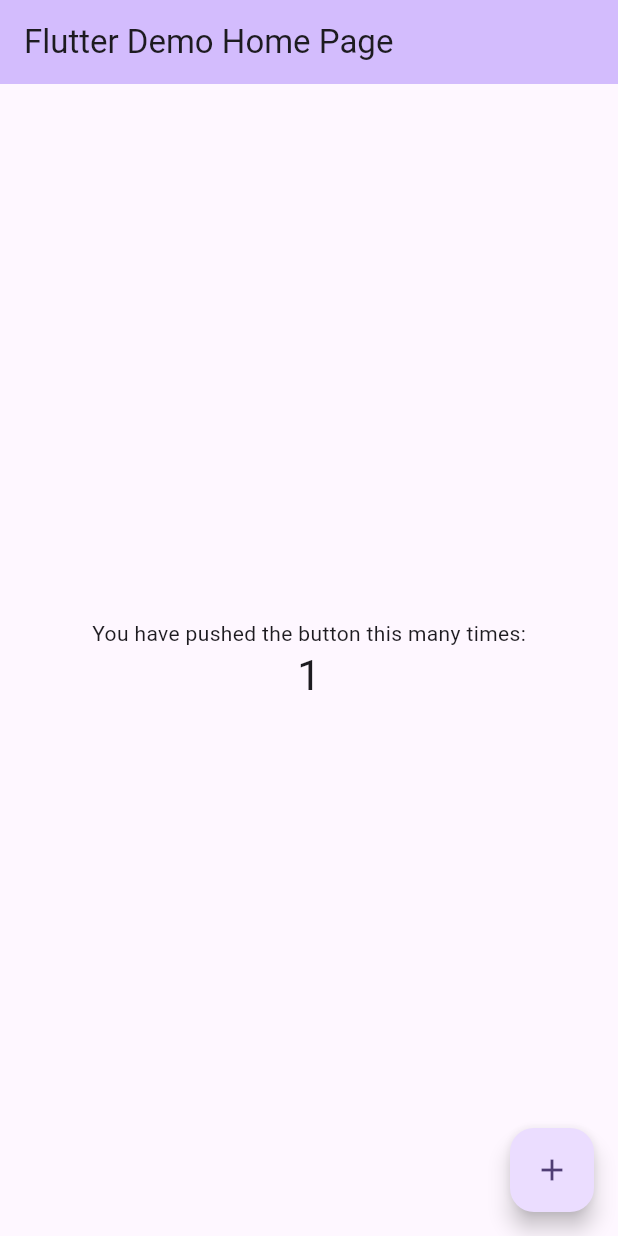
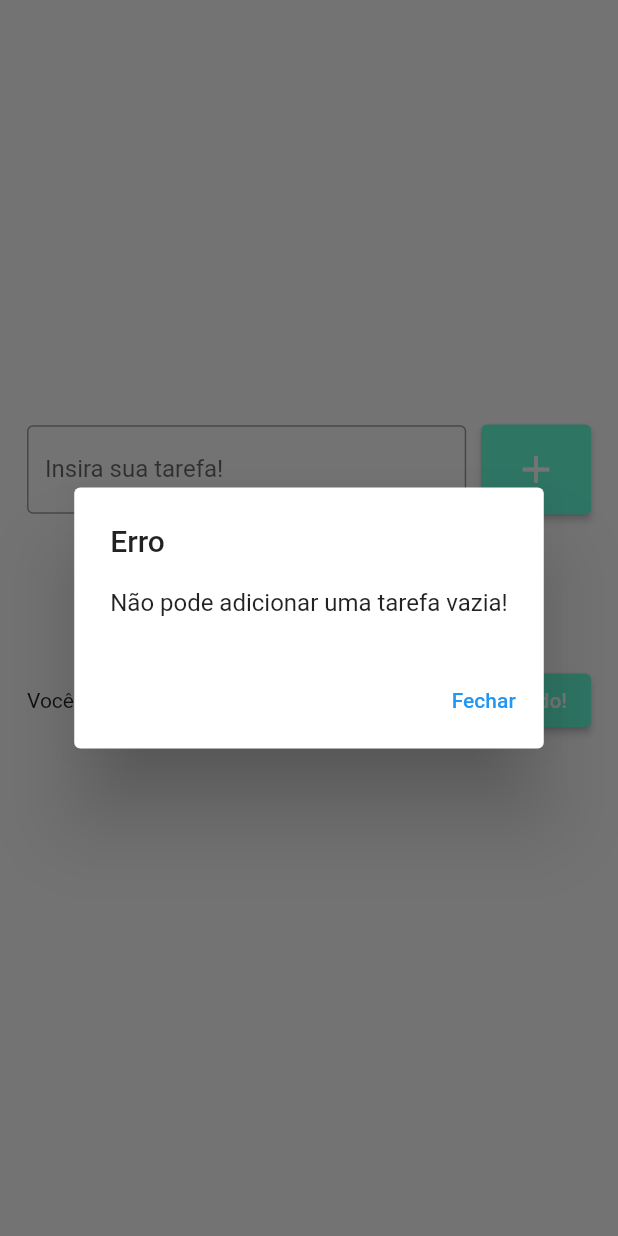
Before and after one commit to danieldantasdev/notes_application_to-do-list_course-udemy-startto-dev_flutter-3.10.5_dart-3.0.6, a Flutter app: the screen it shows after launch, after a tap on the "add" icon, on a phone screen of 412 x 824 dp. Run offline on Flutter 3.47's test engine with Material 2 defaults, Android fonts, the phone set to English and light mode, and no system bars.

Commit message:
feat: implements list view and alerts

```diff
--- a/lib/main.dart
+++ b/lib/main.dart
@@ -1,4 +1,6 @@
 import 'package:flutter/material.dart';
+
+import './pages/pages.dart';
 
 void main() {
   runApp(const MyApp());
@@ -7,119 +9,11 @@ void main() {
 class MyApp extends StatelessWidget {
   const MyApp({super.key});
 
-  // This widget is the root of your application.
   @override
   Widget build(BuildContext context) {
     return MaterialApp(
-      title: 'Flutter Demo',
-      theme: ThemeData(
-        // This is the theme of your application.
-        //
-        // TRY THIS: Try running your application with "flutter run". You'll see
-        // the application has a blue toolbar. Then, without quitting the app,
-        // try changing the seedColor in the colorScheme below to Colors.green
-        // and then invoke "hot reload" (save your changes or press the "hot
-        // reload" button in a Flutter-supported IDE, or press "r" if you used
-        // the command line to start the app).
-        //
-        // Notice that the counter didn't reset back to zero; the application
-        // state is not lost during the reload. To reset the state, use hot
-        // restart instead.
-        //
-        // This works for code too, not just values: Most code changes can be
-        // tested with just a hot reload.
-        colorScheme: ColorScheme.fromSeed(seedColor: Colors.deepPurple),
-        useMaterial3: true,
-      ),
-      home: const MyHomePage(title: 'Flutter Demo Home Page'),
+      home: HomePage(),
+      debugShowCheckedModeBanner: false,
     );
   }
 }
-
-class MyHomePage extends StatefulWidget {
-  const MyHomePage({super.key, required this.title});
-
-  // This widget is the home page of your application. It is stateful, meaning
-  // that it has a State object (defined below) that contains fields that affect
-  // how it looks.
-
-  // This class is the configuration for the state. It holds the values (in this
-  // case the title) provided by the parent (in this case the App widget) and
-  // used by the build method of the State. Fields in a Widget subclass are
-  // always marked "final".
-
-  final String title;
-
-  @override
-  State<MyHomePage> createState() => _MyHomePageState();
-}
-
-class _MyHomePageState extends State<MyHomePage> {
-  int _counter = 0;
-
-  void _incrementCounter() {
-    setState(() {
-      // This call to setState tells the Flutter framework that something has
-      // changed in this State, which causes it to rerun the build method below
-      // so that the display can reflect the updated values. If we changed
-      // _counter without calling setState(), then the build method would not be
-      // called again, and so nothing would appear to happen.
-      _counter++;
-    });
-  }
-
-  @override
-  Widget build(BuildContext context) {
-    // This method is rerun every time setState is called, for instance as done
-    // by the _incrementCounter method above.
-    //
-    // The Flutter framework has been optimized to make rerunning build methods
-    // fast, so that you can just rebuild anything that needs updating rather
-    // than having to individually change instances of widgets.
-    return Scaffold(
-      appBar: AppBar(
-        // TRY THIS: Try changing the color here to a specific color (to
-        // Colors.amber, perhaps?) and trigger a hot reload to see the AppBar
-        // change color while the other colors stay the same.
-        backgroundColor: Theme.of(context).colorScheme.inversePrimary,
-        // Here we take the value from the MyHomePage object that was created by
-        // the App.build method, and use it to set our appbar title.
-        title: Text(widget.title),
-      ),
-      body: Center(
-        // Center is a layout widget. It takes a single child and positions it
-        // in the middle of the parent.
-        child: Column(
-          // Column is also a layout widget. It takes a list of children and
-          // arranges them vertically. By default, it sizes itself to fit its
-          // children horizontally, and tries to be as tall as its parent.
-          //
-          // Column has various properties to control how it sizes itself and
-          // how it positions its children. Here we use mainAxisAlignment to
-          // center the children vertically; the main axis here is the vertical
-          // axis because Columns are vertical (the cross axis would be
-          // horizontal).
-          //
-          // TRY THIS: Invoke "debug painting" (choose the "Toggle Debug Paint"
-          // action in the IDE, or press "p" in the console), to see the
-          // wireframe for each widget.
-          mainAxisAlignment: MainAxisAlignment.center,
-          children: <Widget>[
-            const Text(
-              'You have pushed the button this many times:',
-            ),
-            Text(
-              '$_counter',
-              style: Theme.of(context).textTheme.headlineMedium,
-            ),
-          ],
-        ),
-      ),
-      floatingActionButton: FloatingActionButton(
-        onPressed: _incrementCounter,
-        tooltip: 'Increment',
-        child: const Icon(Icons.add),
-      ), // This trailing comma makes auto-formatting nicer for build methods.
-    );
-  }
-}
--- /dev/null
+++ b/lib/models/task.dart
@@ -0,0 +1,6 @@
+class Task {
+  Task({required this.title, required this.date});
+
+  String title;
+  DateTime date;
+}
--- /dev/null
+++ b/lib/pages/home.page.dart
@@ -0,0 +1,132 @@
+import 'package:flutter/material.dart';
+import 'package:notes/models/task.dart';
+
+import '../widgets/widgets.dart';
+
+class HomePage extends StatefulWidget {
+  const HomePage({super.key});
+
+  @override
+  State<HomePage> createState() => _HomePageState();
+}
+
+class _HomePageState extends State<HomePage> {
+  List<Task> tasks = [];
+
+  final TextEditingController taskController = TextEditingController();
+
+  @override
+  Widget build(BuildContext context) {
+    return SafeArea(
+      child: Scaffold(
+        body: Padding(
+          padding: const EdgeInsets.all(18.0),
+          child: Column(
+            mainAxisAlignment: MainAxisAlignment.center,
+            crossAxisAlignment: CrossAxisAlignment.center,
+            children: [
+              Row(
+                children: [
+                  Expanded(
+                    flex: 4,
+                    child: TextField(
+                      controller: taskController,
+                      decoration: const InputDecoration(
+                        border: OutlineInputBorder(),
+                        labelText: 'Insira sua tarefa!',
+                        hintText: 'Estudar flutter',
+                      ),
+                    ),
+                  ),
+                  const SizedBox(
+                    width: 10,
+                  ),
+                  Expanded(
+                    flex: 1,
+                    child: ElevatedButton(
+                      onPressed: () {
+                        String text = taskController.text;
+
+                        if (text != '') {
+                          setState(() {
+                            Task task = Task(title: text, date: DateTime.now());
+                            tasks.add(task);
+                          });
+                        } else {
+                          showDialog(
+                            context: context,
+                            builder: (BuildContext context) {
+                              return const AlertWidget(
+                                title: 'Erro',
+                                content: 'Não pode adicionar uma tarefa vazia!',
+                                closeButtonLabel: 'Fechar',
+                              );
+                            },
+                          );
+                        }
+
+                        taskController.clear();
+                      },
+                      style: ElevatedButton.styleFrom(
+                          backgroundColor: Colors.tealAccent,
+                          fixedSize: const Size(60, 60)),
+                      child: const Icon(
+                        Icons.add,
+                        size: 30.0,
+                      ),
+                    ),
+                  )
+                ],
+              ),
+              const SizedBox(height: 50),
+              Flexible(
+                child: ListView(
+                  shrinkWrap: true,
+                  children: [
+                    for (Task task in tasks)
+                      // ListTile(
+                      //   title: Text(task),
+                      //   subtitle: Text(convertDate(DateTime.now())),
+                      //   leading: const Icon(Icons.save),
+                      //   onTap: () {
+                      //     print('tarefa: ${task}');
+                      //   },
+                      // ),
+                      ListItemWidget(
+                        task: task,
+                      ),
+                  ],
+                ),
+              ),
+              const SizedBox(height: 50),
+              Row(
+                children: [
+                  Expanded(
+                    child: Text(
+                      "Você possui ${tasks.length} tarefas pendentes!",
+                    ),
+                  ),
+                  const SizedBox(
+                    width: 5,
+                  ),
+                  ElevatedButton(
+                    onPressed: () {
+                      setState(() {
+                        tasks.clear();
+                      });
+                    },
+                    style: ElevatedButton.styleFrom(
+                      backgroundColor: Colors.tealAccent,
+                    ),
+                    child: const Text("Limpar tudo!"),
+                  )
+                ],
+              ),
+              const SizedBox(height: 50),
+            ],
+          ),
+        ),
+      ),
+    );
+  }
+}
--- /dev/null
+++ b/lib/pages/pages.dart
@@ -0,0 +1,2 @@
+export 'home.page.dart';
+export 'signup.page.dart';
--- /dev/null
+++ b/lib/widgets/alert.widget.dart
@@ -0,0 +1,30 @@
+import 'package:flutter/material.dart';
+
+class AlertWidget extends StatelessWidget {
+  final String title;
+  final String content;
+  final String closeButtonLabel;
+
+  const AlertWidget({
+    super.key,
+    required this.title,
+    required this.content,
+    required this.closeButtonLabel,
+  });
+
+  @override
+  Widget build(BuildContext context) {
+    return AlertDialog(
+      title: Text(title),
+      content: Text(content),
+      actions: [
+        TextButton(
+          child: Text(closeButtonLabel),
+          onPressed: () {
+            Navigator.of(context).pop(); // Fechar o diálogo
+          },
+        ),
+      ],
+    );
+  }
+}
--- /dev/null
+++ b/lib/widgets/widgets.dart
@@ -0,0 +1,2 @@
+export 'alert.widget.dart';
+export 'list_item.widget.dart';
```
Also changed, not shown: lib/pages/signup.page.dart (added, +84 -0 lines), lib/widgets/list_item.widget.dart (added, +47 -0 lines), 1 other file.
